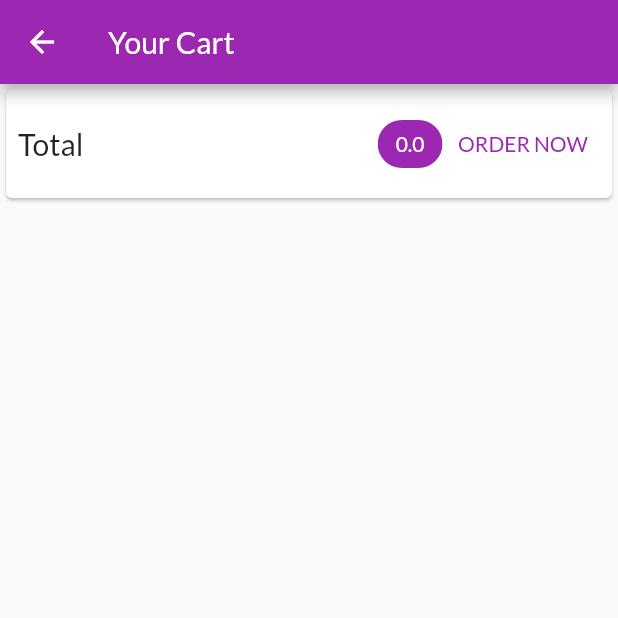
After one commit to YuneshShrestha/shop_app, a Flutter app: the CartScreen screen opened by its route, on a phone screen of 412 x 824 dp, the top half of it. The commit adds this screen. Run offline on Flutter 3.47's test engine with Material 2 defaults, Android fonts, the phone set to English and light mode, and no system bars; network calls fail.

Commit message:
displaying total

```diff
--- a/lib/main.dart
+++ b/lib/main.dart
@@ -1,6 +1,7 @@
 import 'package:flutter/material.dart';
 import 'package:provider/provider.dart';
 import 'package:shop_app/provider/cart.dart';
+import 'package:shop_app/screen/cart_screen.dart';
 import './provider/products.dart';
 import './screen/product_detail_screen.dart';
 import './screen/product_overview_screen.dart';
@@ -15,17 +16,17 @@ class MyApp extends StatelessWidget {
     return MultiProvider(
       providers: [
         ChangeNotifierProvider(
-            create:(context) => Products(),
+          create: (context) => Products(),
         ),
         ChangeNotifierProvider(
-            create:(context) => Cart(),
+          create: (context) => Cart(),
         ),
       ],
-
       child: MaterialApp(
         home: const ProductOverviewScreen(),
         routes: {
-          ProductDetailScreen.route: (context) => const ProductDetailScreen()
+          ProductDetailScreen.route: (context) => const ProductDetailScreen(),
+          CartScreen.route: (context) => const CartScreen()
         },
         theme: ThemeData(
             fontFamily: 'Lato',
@@ -34,6 +35,5 @@ class MyApp extends StatelessWidget {
         debugShowCheckedModeBanner: false,
       ),
     );
-
   }
 }
--- a/lib/provider/cart.dart
+++ b/lib/provider/cart.dart
@@ -42,4 +42,12 @@ class Cart with ChangeNotifier {
     }
     notifyListeners();
   }
+
+  double get findTotal {
+    double price = 0.0;
+    items.forEach((key, data) {
+      price += data.quantity! * data.price!;
+    });
+    return price;
+  }
 }
--- /dev/null
+++ b/lib/screen/cart_screen.dart
@@ -0,0 +1,46 @@
+import 'package:flutter/material.dart';
+import 'package:provider/provider.dart';
+import 'package:shop_app/provider/cart.dart';
+
+class CartScreen extends StatelessWidget {
+  static const route = '/cart_screen';
+  const CartScreen({Key? key}) : super(key: key);
+
+  @override
+  Widget build(BuildContext context) {
+    var cart = Provider.of<Cart>(context);
+    return Scaffold(
+      appBar: AppBar(
+        title: const Text('Your Cart'),
+      ),
+      body: Column(
+        children: [
+          Card(
+            child: Padding(
+              padding:
+                  const EdgeInsets.symmetric(vertical: 12.0, horizontal: 8.0),
+              child: Row(
+                mainAxisAlignment: MainAxisAlignment.spaceBetween,
+                children: [
+                  const Text(
+                    'Total',
+                    style: TextStyle(fontSize: 20.0),
+                  ),
+                  const Spacer(),
+                  Chip(
+                      label: Text(
+                        '${cart.findTotal}',
+                        style: const TextStyle(color: Colors.white),
+                      ),
+                      backgroundColor: Theme.of(context).colorScheme.primary),
+                  TextButton(
+                      onPressed: () {}, child: Text("Order Now".toUpperCase()))
+                ],
+              ),
+            ),
+          ),
+        ],
+      ),
+    );
+  }
+}
--- a/lib/screen/product_overview_screen.dart
+++ b/lib/screen/product_overview_screen.dart
@@ -1,6 +1,7 @@
 import 'package:flutter/material.dart';
 import 'package:provider/provider.dart';
 import 'package:shop_app/provider/cart.dart';
+import 'package:shop_app/screen/cart_screen.dart';
 import 'package:shop_app/widget/badge.dart';
 import 'package:shop_app/widget/products_grid.dart';
 
@@ -52,7 +53,9 @@ class _ProductOverviewScreenState extends State<ProductOverviewScreen> {
             // J kura rebuild hunna teslai bahira child ma rakhna thik
             child: IconButton(
               icon: const Icon(Icons.shopping_cart),
-              onPressed: () {},
+              onPressed: () {
+                Navigator.of(context).pushNamed(CartScreen.route);
+              },
             ),
           ),
         ],
```
